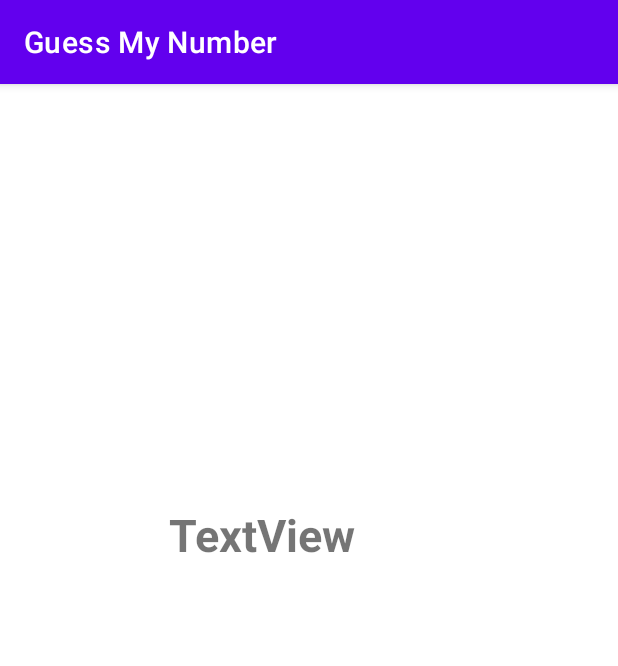
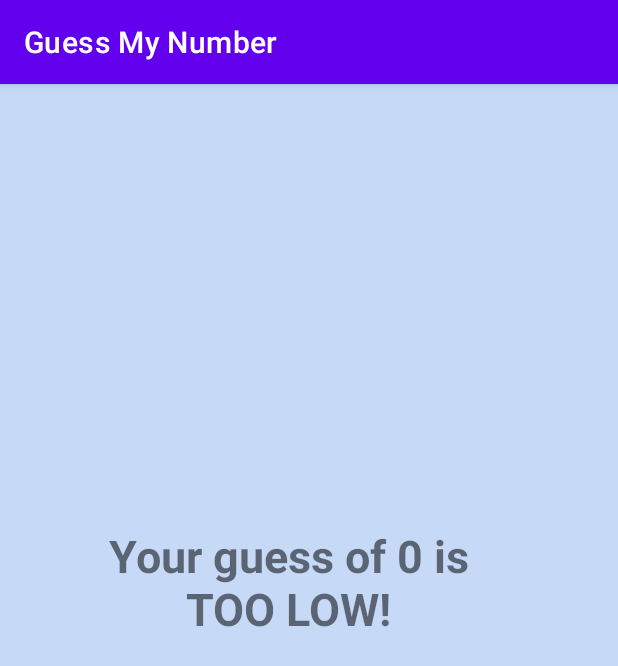
Before and after one commit to Rafek280/GuessMyNumber, an Android app: the screen it shows after launch (ResultActivity), after a tap on "EVALUATE!", on a phone screen of 412 x 824 dp. Shown: the top 666 px of the screen. Run offline under Robolectric (Android 15) with nearby library versions, the phone set to English and light mode, and no system bars; 1 statement that could not run was skipped; 2 other taps on this screen came first.

Commit message:
updated now are the values also in the second activity and the colors of the activity2 will change

```diff
--- a/app/src/main/java/com/example/guessmynumber/MainActivity.java
+++ b/app/src/main/java/com/example/guessmynumber/MainActivity.java
@@ -1,7 +1,6 @@
 package com.example.guessmynumber;
 
 import androidx.appcompat.app.AppCompatActivity;
-
 import android.content.Intent;
 import android.os.Bundle;
 import android.view.View;
@@ -12,31 +11,25 @@ import android.widget.SeekBar;
 import android.widget.TextView;
 import android.widget.Toast;
 
-
 public class MainActivity extends AppCompatActivity {
 
     private static MainActivity instance;
+    public static int currentrandomnumber=0;
+    public static int guessNumberInt=0;
+    public static int currentscore=100;
 
-    int currentrandomnumber=0;
-    SeekBar seekBar;
-    SeekBar seekBar2;
-    EditText lowerBound;
-    EditText upperBound;
-    EditText guessNumber;
-    Button generate;
-    Button hint;
-    Button evaluate;
+    SeekBar seekBar,seekBar2;
+    EditText lowerBound,upperBound,guessNumber;
+    Button generate,hint,evaluate;
     TextView score;
-    RadioButton productHint;
-    RadioButton sumHint;
-    RadioButton primeHint;
-    RadioButton divisibilityHint;
+    RadioButton productHint,sumHint,primeHint,divisibilityHint;
 
     @Override
     protected void onCreate(Bundle savedInstanceState) {
         super.onCreate(savedInstanceState);
         setContentView(R.layout.activity_main);
 
+        //Initialize the visual Elements
         seekBar = (SeekBar) findViewById(R.id.seekBar);
         seekBar2 = (SeekBar) findViewById(R.id.seekBar2);
         lowerBound = (EditText) findViewById(R.id.lowerBound);
@@ -51,30 +44,26 @@ public class MainActivity extends AppCompatActivity {
         divisibilityHint = (RadioButton) findViewById(R.id.divisibilityHint);
         hint = (Button) findViewById(R.id.hint);
 
+        //currentscore=Integer.valueOf(score.getText().toString());//Score
+
+        hint.setEnabled(false);//Disable both buttons at the beginning
+        evaluate.setEnabled(false);
+
         generate.setOnClickListener(new View.OnClickListener() {
             @Override
             public void onClick(View view) {
-                Toast.makeText(MainActivity.this, "A secret number has been generated randomly. Go, guess it!", Toast.LENGTH_LONG).show();
+                Toast.makeText(MainActivity.this, "A secret number has been generated randomly. Go, guess it!", Toast.LENGTH_SHORT).show();
                 currentrandomnumber=generateRandomNumber();
+                hint.setEnabled(true);
+                evaluate.setEnabled(true);
             }
         });
 
         evaluate.setOnClickListener(new View.OnClickListener() {
             @Override
             public void onClick(View view) {
-
+                currentscore--;
                 openResultActivity();
-
-          /*      if(getValueEdittext(guessNumber)>currentrandomnumber){
-                    System.out.println("Your guess of " + getValueEdittext(guessNumber) + " is TOO HIGH!");
-                }
-                if(getValueEdittext(guessNumber)<currentrandomnumber){
-                    System.out.println("Your guess of " + getValueEdittext(guessNumber) + " is TOO LOW!");
-                }
-                if(getValueEdittext(guessNumber)==currentrandomnumber){
-                    System.out.println("Excellent! " + getValueEdittext(guessNumber) + " is correct!");
-                }*/
-
             }
         });
 
@@ -87,39 +76,112 @@ public class MainActivity extends AppCompatActivity {
         hint.setOnClickListener(new View.OnClickListener() {
             @Override
             public void onClick(View view) {
+
                 if(divisibilityHint.isChecked()){
-                   /* if((currentrandomnumber % 5)== 0) {
 
+                    currentscore--;
+                    if((currentrandomnumber % 5)== 0) {
 
-                        Toast.makeText(MainActivity.this, "It is by 5 dividable", Toast.LENGTH_LONG).show();
+                        Toast.makeText(MainActivity.this, "It is by 5 dividable", Toast.LENGTH_SHORT).show();
+
                     }
                     else{
-                        Toast.makeText(MainActivity.this, "It is NOT by 5 dividable", Toast.LENGTH_LONG).show();
-                    }*/
+                        Toast.makeText(MainActivity.this, "It is NOT by 5 dividable", Toast.LENGTH_SHORT).show();
+
                     }
-                if(primeHint.isChecked()){
-                    Toast.makeText(MainActivity.this, "A secret number has been generated randomly. Go, guess it!", Toast.LENGTH_LONG).show();
+                    }
+                else if(primeHint.isChecked()){
+
+                    currentscore=currentscore - 10;
+                    int num = currentrandomnumber;
+
+                    boolean flag = false;
+                    for (int i = 2; i <= num / 2; ++i) {
+                        // condition for nonprime number
+                        if (num % i == 0) {
+                            flag = true;
+                            break;
+                        }
+                    }
+
+                    if (!flag) {
+                        Toast.makeText(MainActivity.this, "It is a prime number.", Toast.LENGTH_SHORT).show();
+                    }
+                    else{
+                        Toast.makeText(MainActivity.this, "It is NOT a prime number.", Toast.LENGTH_SHORT).show();
                 }
-                if(sumHint.isChecked()){
-                    Toast.makeText(MainActivity.this, "A secret number has been generated randomly. Go, guess it!", Toast.LENGTH_LONG).show();
                 }
-                if(productHint.isChecked()){
-                    Toast.makeText(MainActivity.this, "A secret number has been generated randomly. Go, guess it!", Toast.LENGTH_LONG).show();
+                else if(sumHint.isChecked()){
+
+                    currentscore=currentscore - 5;
+                    int num = currentrandomnumber;
+                    int sum = 0;
+                    while (num > 0) {
+                        sum = sum + num % 10;
+                        num = num / 10;
+                    }
+                    Toast.makeText(MainActivity.this, "The digit sum is "+ sum, Toast.LENGTH_SHORT).show();
+                }
+                else if(productHint.isChecked()){
+                    currentscore=currentscore - 10;
+                    int product = 1;
+                    int num = currentrandomnumber;
+                    while (num != 0) {
+                        product = product * (num % 10);
+                        num = num / 10;
+                    }
+                    Toast.makeText(MainActivity.this, "The digit sum is "+ product, Toast.LENGTH_SHORT).show();
                 }
             }
 
         });
 
-        new Thread(new Runnable() {
+
+        new Thread(new Runnable() {//this Thread execute
             @Override
             public void run() {
                 //your 1st command
                 while (true) {
                     edittexttoseekbar();
+                    score.setText(String.valueOf(currentscore));
+                 /*   if(divisibilityHint.isChecked()) {
+                        if (currentscore < 1) {
+                            hint.setEnabled(false);
+                        }
+                        else{
+                            hint.setEnabled(true);
+                        }
+                    }
+                    else if(primeHint.isChecked()) {
+                        if (currentscore < 10) {
+                            hint.setEnabled(false);
+                        }
+                        else{
+                            hint.setEnabled(true);
+                        }
+                    }
+                    else if(sumHint.isChecked()) {
+                        if (currentscore < 5) {
+                            hint.setEnabled(false);
+                        }
+                        else{
+                            hint.setEnabled(true);
+                        }
+                    }
+                    else if(productHint.isChecked()) {
+                        if (currentscore < 10) {
+                            hint.setEnabled(false);
+                        }
+                        else{
+                            hint.setEnabled(true);
+                        }
+                    }*/
+
+
                     //you can use a for here and check if the command was executed or just wait and execute the 2nd command
                     try {
 
-                        Thread.sleep(500); //wait 2 seconds
+                        Thread.sleep(500); //every 0.5 second
                     } catch (InterruptedException e) {
                         e.printStackTrace();
                     }
@@ -176,8 +238,6 @@ public class MainActivity extends AppCompatActivity {
 
     public void edittexttoseekbar(){
 
-
-
             try {
                 if(getValueEdittext(upperBound)>0 && getValueEdittext(upperBound)<=1000 ){
                 seekBar2.setProgress(getValueEdittext(upperBound));
@@ -202,13 +262,14 @@ public class MainActivity extends AppCompatActivity {
         int max = getValueEdittext(upperBound);;
 
         int random_int = (int) Math.floor(Math.random() * (max - min + 1) + min);
-        score.setText("100");
+        score.setText(String.valueOf(currentscore));
         return random_int;
     }
 
     public void openResultActivity(){
 
-        Intent intent = new Intent(this, ResultActivity.class);
+        Intent intent = new Intent(MainActivity.this, ResultActivity.class);
+        guessNumberInt=getValueEdittext(guessNumber);
         startActivity(intent);
     }
 
@@ -219,7 +280,4 @@ public class MainActivity extends AppCompatActivity {
         return finalValue;
 }
 
-    public static MainActivity getInstance(){
-        return instance;
-    }
 }
--- a/app/src/main/java/com/example/guessmynumber/ResultActivity.java
+++ b/app/src/main/java/com/example/guessmynumber/ResultActivity.java
@@ -2,6 +2,7 @@ package com.example.guessmynumber;
 
 import androidx.appcompat.app.AppCompatActivity;
 
+import android.graphics.Color;
 import android.os.Bundle;
 import android.widget.SeekBar;
 import android.widget.TextView;
@@ -18,29 +19,26 @@ public class ResultActivity extends AppCompatActivity {
 
         finalText = (TextView) findViewById(R.id.finalText);
 
-      //  System.out.println(MainActivity.getInstance().getValueEdittext(MainActivity.getInstance().guessNumber));
-      //  System.out.println(MainActivity.getInstance().currentrandomnumber);
 
-     /*   if(MainActivity.getInstance().getValueEdittext(MainActivity.getInstance().guessNumber)>MainActivity.getInstance().currentrandomnumber){
-            finalText.setText("Your guess of " + MainActivity.getInstance().getValueEdittext(MainActivity.getInstance().guessNumber) + " is TOO HIGH!");
+        finalText.setText(String.valueOf(MainActivity.currentrandomnumber));//Here will be check the current random number and the given number from User
+
+        System.out.println("HIER IST DIE RANDOM NUMBER" + MainActivity.currentrandomnumber);
+
+        if(MainActivity.currentscore<=0){
+            finalText.setText("Your Score is 0!\n You Lost!");
         }
-        if(MainActivity.getInstance().getValueEdittext(MainActivity.getInstance().guessNumber)<MainActivity.getInstance().currentrandomnumber){
-            finalText.setText("Your guess of " + MainActivity.getInstance().getValueEdittext(MainActivity.getInstance().guessNumber) + " is TOO LOW!");
+        else if(MainActivity.guessNumberInt>MainActivity.currentrandomnumber){//Bigger than
+            finalText.setText("Your guess of " + MainActivity.guessNumberInt  + " is TOO HIGH!");
+            getWindow().getDecorView().setBackgroundColor(Color.parseColor("#FFB2A5"));
         }
-        if(MainActivity.getInstance().getValueEdittext(MainActivity.getInstance().guessNumber)==MainActivity.getInstance().currentrandomnumber){
-            finalText.setText("Your guess of " + MainActivity.getInstance().getValueEdittext(MainActivity.getInstance().guessNumber) + " is correct!");
-        }/*
+        else if(MainActivity.guessNumberInt<MainActivity.currentrandomnumber){//Lower than
+            finalText.setText("Your guess of " + MainActivity.guessNumberInt  + " is TOO LOW!");
+            getWindow().getDecorView().setBackgroundColor(Color.parseColor("#C6DAF8"));
+        }
+        else if(MainActivity.guessNumberInt==MainActivity.currentrandomnumber){// same as
+            finalText.setText("Excellent!\n " + MainActivity.guessNumberInt + " is correct!");
+        }
 
-       /* (MainActivity)getActiv
 
-        if(MainActivity.getValueEdittext(MainActivity.guessNumber)>MainActivity.currentrandomnumber){
-            System.out.println("Your guess of " + getValueEdittext(guessNumber) + " is TOO HIGH!");
-        }
-        if(getValueEdittext(guessNumber)<currentrandomnumber){
-            System.out.println("Your guess of " + getValueEdittext(guessNumber) + " is TOO LOW!");
-        }
-        if(getValueEdittext(guessNumber)==currentrandomnumber){
-            System.out.println("Excellent! " + getValueEdittext(guessNumber) + " is correct!");
-        }*/
     }
 }
--- a/app/src/main/res/layout/activity_main.xml
+++ b/app/src/main/res/layout/activity_main.xml
@@ -160,7 +160,7 @@
         android:layout_marginBottom="308dp"
         android:background="#4CAF50"
         android:gravity="center"
-        android:text="0"
+        android:text="100"
         android:textColor="@color/white"
         android:textColorHighlight="#FFFFFF"
         android:textColorHint="#FFFFFF"
--- a/app/src/main/res/layout/activity_result.xml
+++ b/app/src/main/res/layout/activity_result.xml
@@ -8,9 +8,10 @@
 
     <TextView
         android:id="@+id/finalText"
-        android:layout_width="wrap_content"
-        android:layout_height="wrap_content"
+        android:layout_width="287dp"
+        android:layout_height="104dp"
         android:layout_marginTop="280dp"
+        android:gravity="center"
         android:text="TextView"
         android:textSize="30dp"
         android:textStyle="bold"
```
